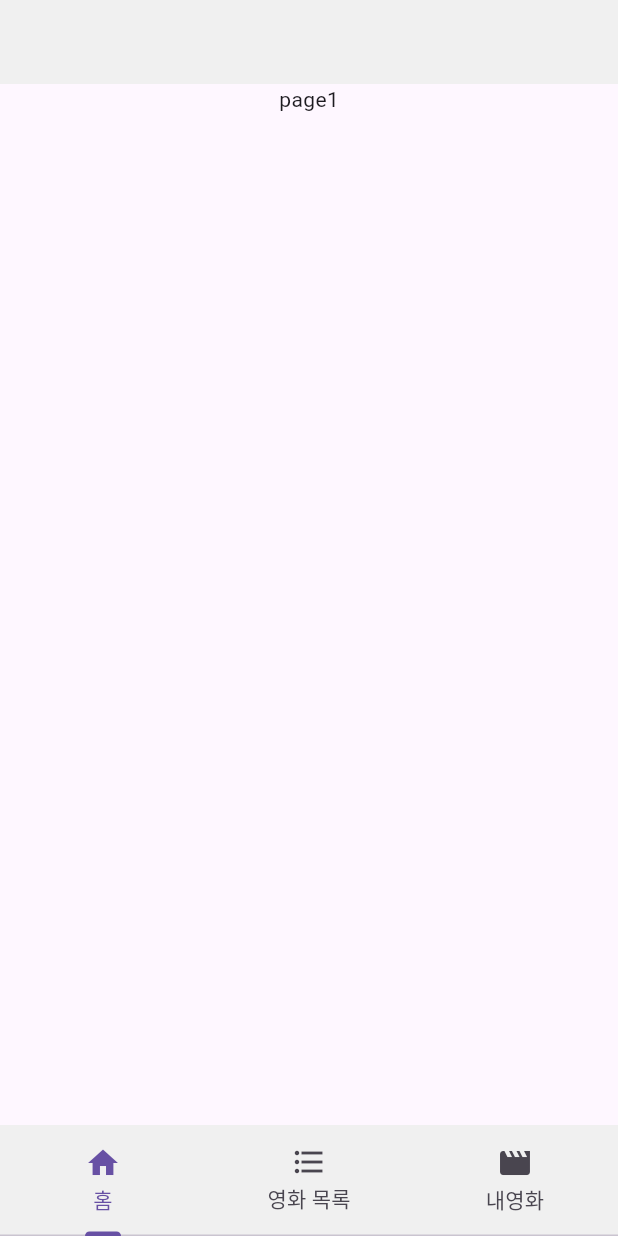
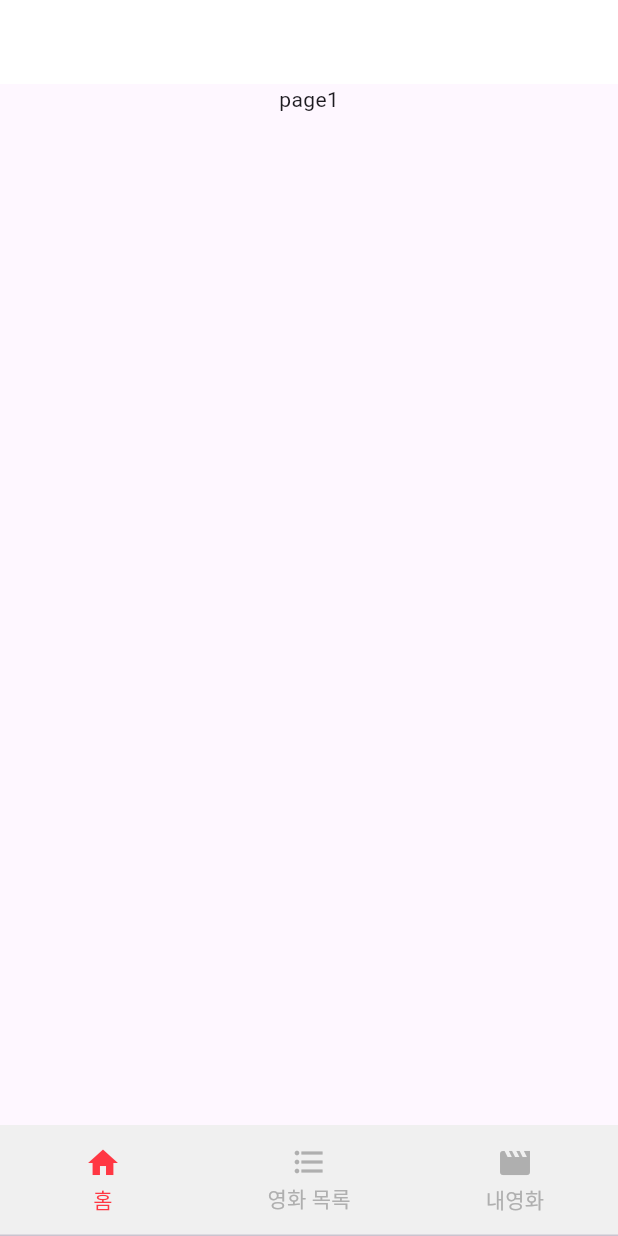
Before and after one commit to tukWinterProject/Frontend, a Flutter app: the screen it shows after launch, on a phone screen of 412 x 824 dp. Run offline on Flutter 3.47's test engine with Material 3 defaults, Android fonts, the phone set to English and light mode, and no system bars.

Commit message:
design : 탭바 색상 변경

```diff
--- a/moviereport/lib/src/screen/feed/reviews.dart
+++ b/moviereport/lib/src/screen/feed/reviews.dart
@@ -10,6 +10,7 @@ class Reviews extends StatelessWidget {
   Widget build(BuildContext context) {
     return Scaffold(
       appBar: AppBar(
+        backgroundColor: Color.fromARGB(255, 255, 255, 255),
         leading: IconButton(
           onPressed: () {
             Navigator.pop(context); //뒤로가기
--- a/moviereport/lib/src/screen/home.dart
+++ b/moviereport/lib/src/screen/home.dart
@@ -12,11 +12,15 @@ class Home extends StatelessWidget {
         length: 3,
         child: Scaffold(
             appBar: AppBar(
-              backgroundColor: const Color.fromRGBO(240, 240, 240, 1),
+              backgroundColor: Color.fromARGB(255, 255, 255, 255),
             ),
             bottomNavigationBar: Container(
               color: const Color.fromRGBO(240, 240, 240, 1), // TabBar 배경색 설정
               child: TabBar(
+                indicatorColor: Colors.transparent, // 선택된 탭 밑줄 색상
+                labelColor: const Color.fromRGBO(255, 55, 67, 1), // 선택된 탭 색상
+                unselectedLabelColor:
+                    const Color.fromRGBO(175, 175, 175, 1), // 선택되지 않은 탭 색상
                 tabs: const [
                   Tab(icon: Icon(Icons.home), text: '홈'),
                   Tab(icon: Icon(Icons.format_list_bulleted), text: '영화 목록'),
```
